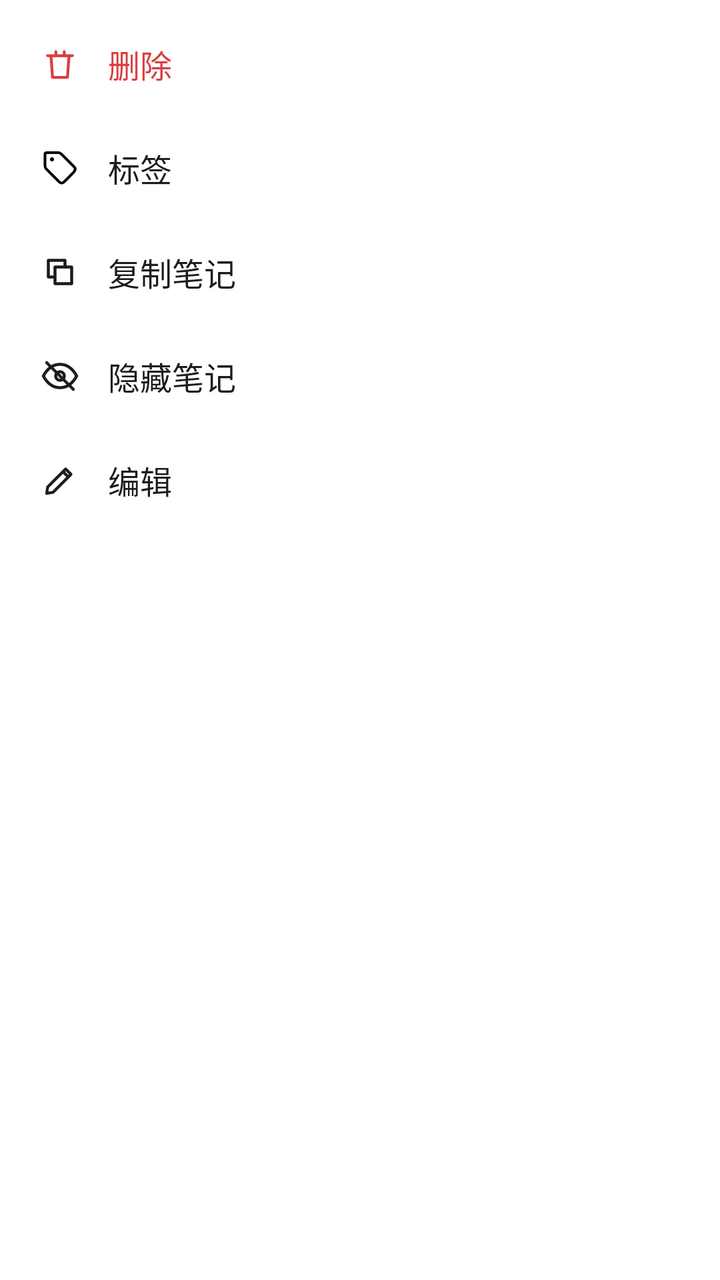
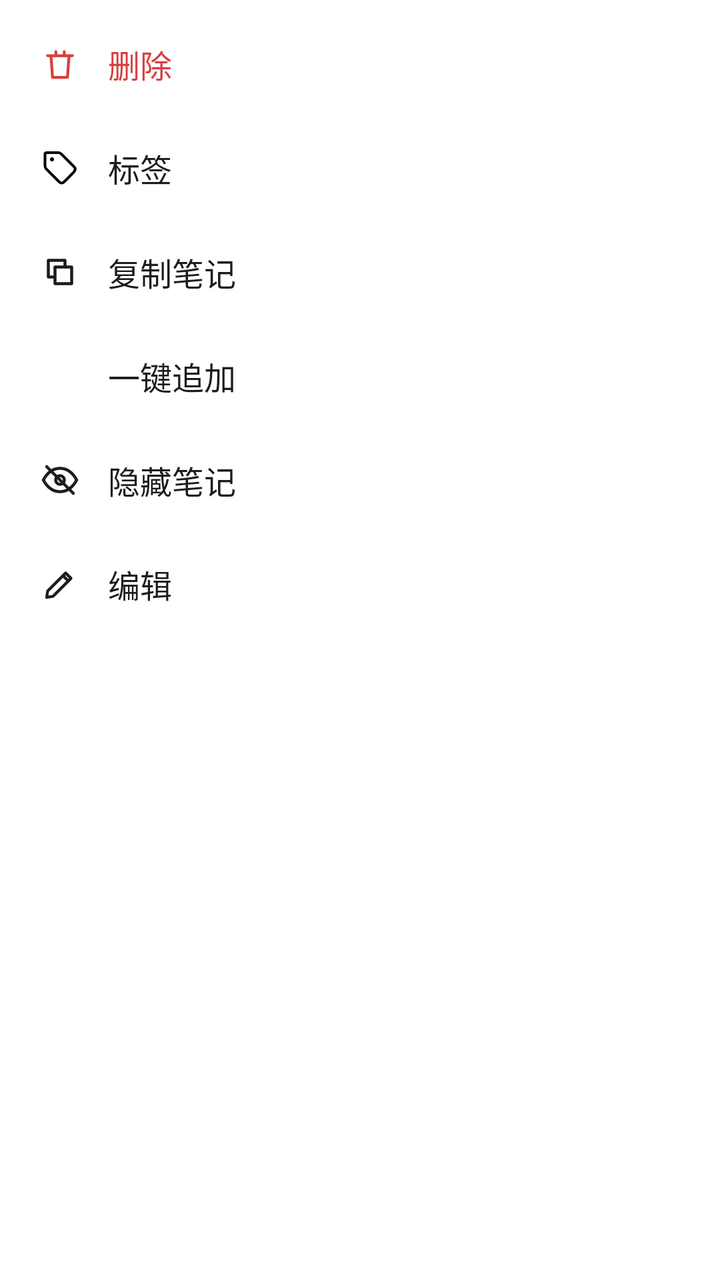

Screens rendered from an Android XML layout before and after an edit, with the pre-edit source and the edit as a unified diff.
<!-- AndroidManifest.xml: application theme Theme.WuDiary -->
<!-- res/layout/dialog_note_menu.xml -->
<?xml version="1.0" encoding="utf-8"?>
<LinearLayout xmlns:android="http://schemas.android.com/apk/res/android"
    android:layout_width="wrap_content"
    android:layout_height="wrap_content"
    android:background="@drawable/bg_menu_card"
    android:orientation="vertical"
    android:paddingVertical="6dp">

    <LinearLayout
        android:id="@+id/itemDelete"
        android:layout_width="match_parent"
        android:layout_height="52dp"
        android:background="?attr/selectableItemBackground"
        android:gravity="center_vertical"
        android:orientation="horizontal"
        android:paddingHorizontal="20dp">

        <ImageView
            android:layout_width="20dp"
            android:layout_height="20dp"
            android:contentDescription="@string/delete"
            android:src="@drawable/ic_delete_red" />

        <TextView
            android:layout_width="wrap_content"
            android:layout_height="wrap_content"
            android:layout_marginStart="14dp"
            android:text="@string/delete"
            android:textColor="@color/danger"
            android:textSize="16sp" />
    </LinearLayout>

    <LinearLayout
        android:id="@+id/itemTag"
        android:layout_width="match_parent"
        android:layout_height="52dp"
        android:background="?attr/selectableItemBackground"
        android:gravity="center_vertical"
        android:orientation="horizontal"
        android:paddingHorizontal="20dp">

        <ImageView
            android:layout_width="20dp"
            android:layout_height="20dp"
            android:contentDescription="@string/tags_section"
            android:src="@drawable/ic_tag" />

        <TextView
            android:layout_width="wrap_content"
            android:layout_height="wrap_content"
            android:layout_marginStart="14dp"
            android:text="@string/tags_section"
            android:textColor="@color/text_primary"
            android:textSize="16sp" />
    </LinearLayout>

    <LinearLayout
        android:id="@+id/itemCopy"
        android:layout_width="match_parent"
        android:layout_height="52dp"
        android:background="?attr/selectableItemBackground"
        android:gravity="center_vertical"
        android:orientation="horizontal"
        android:paddingHorizontal="20dp">

        <ImageView
            android:layout_width="20dp"
            android:layout_height="20dp"
            android:contentDescription="@string/copy_note"
            android:src="@drawable/ic_copy" />

        <TextView
            android:layout_width="wrap_content"
            android:layout_height="wrap_content"
            android:layout_marginStart="14dp"
            android:text="@string/copy_note"
            android:textColor="@color/text_primary"
            android:textSize="16sp" />
    </LinearLayout>

    <LinearLayout
        android:id="@+id/itemHide"
        android:layout_width="match_parent"
        android:layout_height="52dp"
        android:background="?attr/selectableItemBackground"
        android:gravity="center_vertical"
        android:orientation="horizontal"
        android:paddingHorizontal="20dp">

        <ImageView
            android:id="@+id/iconHide"
            android:layout_width="20dp"
            android:layout_height="20dp"
            android:contentDescription="@string/hide_note"
            android:src="@drawable/ic_hide" />

        <TextView
            android:id="@+id/textHide"
            android:layout_width="wrap_content"
            android:layout_height="wrap_content"
            android:layout_marginStart="14dp"
            android:text="@string/hide_note"
            android:textColor="@color/text_primary"
            android:textSize="16sp" />
    </LinearLayout>

    <LinearLayout
        android:id="@+id/itemEdit"
        android:layout_width="match_parent"
        android:layout_height="52dp"
        android:background="?attr/selectableItemBackground"
        android:gravity="center_vertical"
        android:orientation="horizontal"
        android:paddingHorizontal="20dp">

        <ImageView
            android:layout_width="20dp"
            android:layout_height="20dp"
            android:contentDescription="@string/edit"
            android:src="@drawable/ic_edit" />

        <TextView
            android:layout_width="wrap_content"
            android:layout_height="wrap_content"
            android:layout_marginStart="14dp"
            android:text="@string/edit"
            android:textColor="@color/text_primary"
            android:textSize="16sp" />
    </LinearLayout>

</LinearLayout>
<!-- resources referenced by this layout -->
<resources>
  <color name="danger">#D93F3F</color>
  <color name="text_primary">#1C1C1C</color>
  <!-- drawable bg_menu_card (drawable) -->
  <?xml version="1.0" encoding="utf-8"?>
  <shape xmlns:android="http://schemas.android.com/apk/res/android"
      android:shape="rectangle">
      <solid android:color="@color/background" />
      <corners android:radius="16dp" />
  </shape>
  <!-- drawable ic_edit (drawable) -->
  <?xml version="1.0" encoding="utf-8"?>
  <vector xmlns:android="http://schemas.android.com/apk/res/android"
      android:width="24dp"
      android:height="24dp"
      android:viewportWidth="24"
      android:viewportHeight="24">
      <path
          android:fillColor="#00000000"
          android:pathData="M4,20 L4.6,16.2 L15.4,5.4 L18.6,8.6 L7.8,19.4 Z"
          android:strokeColor="#1C1C1C"
          android:strokeLineJoin="round"
          android:strokeWidth="1.7" />
      <path
          android:fillColor="#00000000"
          android:pathData="M13.8,7 L17,10.2"
          android:strokeColor="#1C1C1C"
          android:strokeLineCap="round"
          android:strokeWidth="1.7" />
  </vector>
  <string name="copy_note">复制笔记</string>
  <string name="delete">删除</string>
  <string name="edit">编辑</string>
  <string name="hide_note">隐藏笔记</string>
  <string name="tags_section">标签</string>
  <style name="Theme.WuDiary" parent="Theme.Material3.Light.NoActionBar">
          <item name="colorPrimary">@color/primary</item>
          <item name="colorOnPrimary">@android:color/white</item>
          <item name="colorSurface">@color/surface</item>
          <item name="android:windowBackground">@color/background</item>
          <item name="android:statusBarColor">@color/background</item>
          <item name="android:windowLightStatusBar">true</item>
          <item name="android:navigationBarColor">@color/background</item>
          
          <item name="alertDialogTheme">@style/Theme.WuDiary.Dialog</item>
          <item name="android:alertDialogTheme">@style/Theme.WuDiary.Dialog</item>
      </style>
  <color name="background">#FFFFFF</color>
  <color name="primary">#1C1C1C</color>
  <color name="surface">#FFFFFF</color>
  <style name="Theme.WuDiary.Dialog" parent="Theme.MaterialComponents.Light.Dialog.Alert">
          <item name="android:windowBackground">@drawable/bg_dialog</item>
          <item name="android:backgroundDimAmount">0.3</item>
          <item name="colorPrimary">@color/primary</item>
          <item name="colorOnPrimary">@android:color/white</item>
          <item name="colorSurface">@color/surface</item>
          <item name="android:textColorPrimary">@color/text_primary</item>
          <item name="android:textColorSecondary">@color/text_secondary</item>
      </style>
  <!-- drawable bg_dialog (drawable) -->
  <?xml version="1.0" encoding="utf-8"?>
  <shape xmlns:android="http://schemas.android.com/apk/res/android"
      android:shape="rectangle">
      <solid android:color="@color/surface" />
      <corners android:radius="22dp" />
  </shape>
  <color name="text_secondary">#BDBDBD</color>
  <!-- unchanged entries left out for length: 4 -->
</resources>

<!-- the commit's change to res/layout/dialog_note_menu.xml (unified diff, before → after) -->
@@ -79,6 +79,30 @@
     </LinearLayout>
 
     <LinearLayout
+        android:id="@+id/itemAppend"
+        android:layout_width="match_parent"
+        android:layout_height="52dp"
+        android:background="?attr/selectableItemBackground"
+        android:gravity="center_vertical"
+        android:orientation="horizontal"
+        android:paddingHorizontal="20dp">
+
+        <ImageView
+            android:layout_width="20dp"
+            android:layout_height="20dp"
+            android:contentDescription="@string/append_note"
+            android:src="@drawable/ic_add" />
+
+        <TextView
+            android:layout_width="wrap_content"
+            android:layout_height="wrap_content"
+            android:layout_marginStart="14dp"
+            android:text="@string/append_note"
+            android:textColor="@color/text_primary"
+            android:textSize="16sp" />
+    </LinearLayout>
+
+    <LinearLayout
         android:id="@+id/itemHide"
         android:layout_width="match_parent"
         android:layout_height="52dp"
<!-- resource entries referenced after the edit -->
@@ -9,6 +9,17 @@
       <solid android:color="@color/background" />
       <corners android:radius="16dp" />
   </shape>
+  <!-- drawable ic_add (drawable) -->
+  <?xml version="1.0" encoding="utf-8"?>
+  <vector xmlns:android="http://schemas.android.com/apk/res/android"
+      android:width="24dp"
+      android:height="24dp"
+      android:viewportWidth="24"
+      android:viewportHeight="24">
+      <path
+          android:fillColor="#FFFFFF"
+          android:pathData="M19,13h-6v6h-2v-6H5v-2h6V5h2v6h6v2z" />
+  </vector>
   <!-- drawable ic_edit (drawable) -->
   <?xml version="1.0" encoding="utf-8"?>
   <vector xmlns:android="http://schemas.android.com/apk/res/android"
@@ -29,6 +40,7 @@
           android:strokeLineCap="round"
           android:strokeWidth="1.7" />
   </vector>
+  <string name="append_note">一键追加</string>
   <string name="copy_note">复制笔记</string>
   <string name="delete">删除</string>
   <string name="edit">编辑</string>
